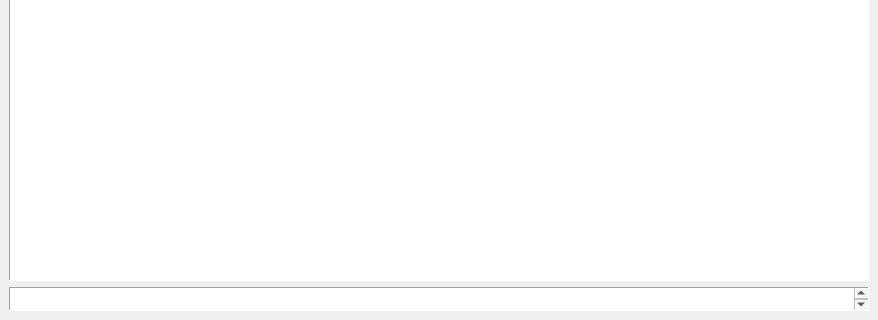
Qt form frmMain.ui (OGFilthyCasual/PyRC) before a commit; both pictures show x 0 to 878 and y 241 to 561 of the 878 by 561 pixel window.
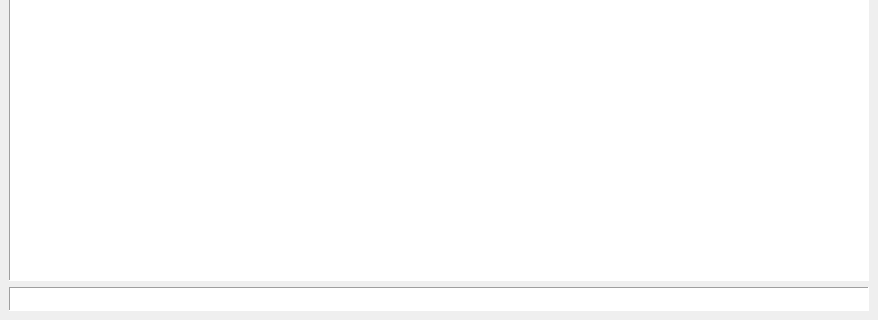
The same form after that commit.

The edit to the form file:
```diff
--- a/frmMain.ui
+++ b/frmMain.ui
@@ -11,7 +11,10 @@
    </rect>
   </property>
   <property name="windowTitle">
-   <string>frmMain</string>
+   <string>Server</string>
+  </property>
+  <property name="documentMode">
+   <bool>false</bool>
   </property>
   <property name="dockOptions">
    <set>QMainWindow::AllowTabbedDocks</set>
@@ -50,6 +53,15 @@
         <property name="frameShape">
          <enum>QFrame::Panel</enum>
         </property>
+        <property name="verticalScrollBarPolicy">
+         <enum>Qt::ScrollBarAlwaysOff</enum>
+        </property>
+        <property name="horizontalScrollBarPolicy">
+         <enum>Qt::ScrollBarAlwaysOff</enum>
+        </property>
+        <property name="lineWrapMode">
+         <enum>QPlainTextEdit::NoWrap</enum>
+        </property>
        </widget>
       </item>
      </layout>
```
Left out of the diff: 3 changed lines with no effect on the pictures.
